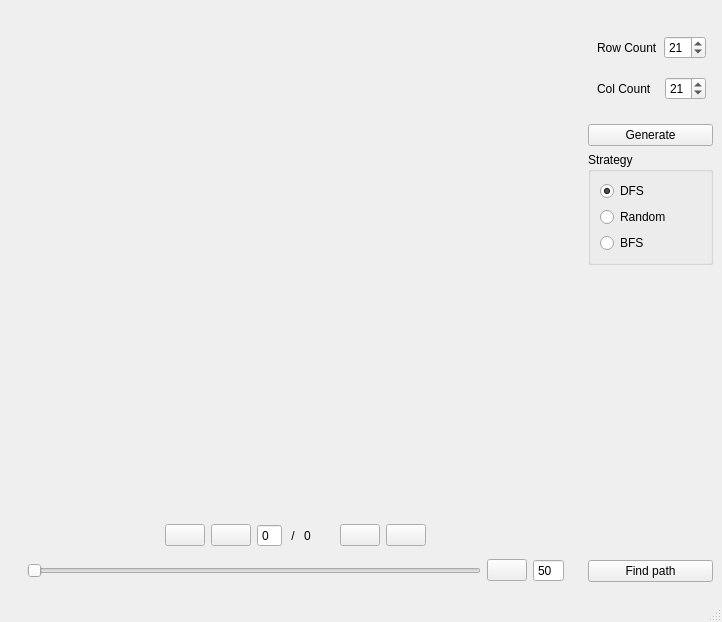
Axqa/Maze, file mainwindow.ui: the form before one commit.
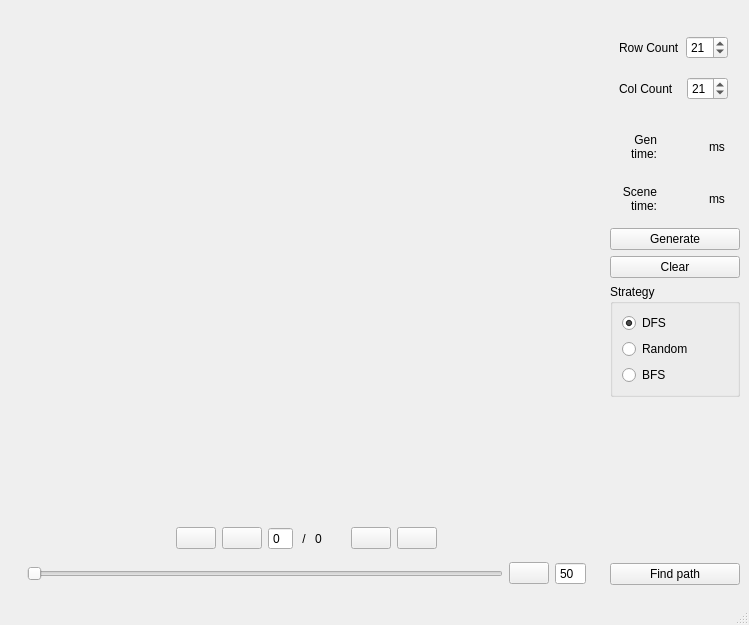
The form after the commit. Icons and pictures are not drawn. Custom widgets are drawn as their Qt base class.

What changed in the file:
```diff
--- a/mainwindow.ui
+++ b/mainwindow.ui
@@ -6,8 +6,8 @@
    <rect>
     <x>0</x>
     <y>0</y>
-    <width>722</width>
-    <height>622</height>
+    <width>749</width>
+    <height>625</height>
    </rect>
   </property>
   <property name="minimumSize">
@@ -116,7 +116,7 @@
             <property name="currentIndex">
              <number>0</number>
             </property>
-            <widget class="QWidget" name="stackedWidget_9Page1" native="true">
+            <widget class="QWidget" name="stackedWidget_9Page1">
              <layout class="QVBoxLayout" name="verticalLayout_4">
               <property name="spacing">
                <number>0</number>
@@ -361,7 +361,7 @@
          <property name="currentIndex">
           <number>0</number>
          </property>
-         <widget class="QWidget" name="stackedWidget_2Page1" native="true">
+         <widget class="QWidget" name="stackedWidget_2Page1">
           <layout class="QVBoxLayout" name="verticalLayout">
            <property name="leftMargin">
             <number>0</number>
@@ -506,6 +506,116 @@
              </layout>
             </widget>
            </item>
+           <item>
+            <widget class="QWidget" name="widget_9" native="true">
+             <property name="minimumSize">
+              <size>
+               <width>0</width>
+               <height>25</height>
+              </size>
+             </property>
+             <layout class="QHBoxLayout" name="horizontalLayout_7">
+              <item>
+               <widget class="QLabel" name="label_4">
+                <property name="text">
+                 <string>Gen
+time:</string>
+                </property>
+                <property name="alignment">
+                 <set>Qt::AlignRight|Qt::AlignTrailing|Qt::AlignVCenter</set>
+                </property>
+               </widget>
+              </item>
+              <item>
+               <widget class="QLabel" name="gen_time_lbl">
+                <property name="minimumSize">
+                 <size>
+                  <width>40</width>
+                  <height>0</height>
+                 </size>
+                </property>
+                <property name="text">
+                 <string/>
+                </property>
+                <property name="textFormat">
+                 <enum>Qt::AutoText</enum>
+                </property>
+                <property name="alignment">
+                 <set>Qt::AlignRight|Qt::AlignTrailing|Qt::AlignVCenter</set>
+                </property>
+               </widget>
+              </item>
+              <item>
+               <widget class="QLabel" name="label_6">
+                <property name="maximumSize">
+                 <size>
+                  <width>22</width>
+                  <height>16777215</height>
+                 </size>
+                </property>
+                <property name="text">
+                 <string>ms</string>
+                </property>
+               </widget>
+              </item>
+             </layout>
+            </widget>
+           </item>
+           <item>
+            <widget class="QWidget" name="widget_12" native="true">
+             <property name="minimumSize">
+              <size>
+               <width>0</width>
+               <height>25</height>
+              </size>
+             </property>
+             <layout class="QHBoxLayout" name="horizontalLayout_8">
+              <item>
+               <widget class="QLabel" name="label_5">
+                <property name="text">
+                 <string>Scene
+time:</string>
+                </property>
+                <property name="alignment">
+                 <set>Qt::AlignRight|Qt::AlignTrailing|Qt::AlignVCenter</set>
+                </property>
+               </widget>
+              </item>
+              <item>
+               <widget class="QLabel" name="scene_time_lbl">
+                <property name="minimumSize">
+                 <size>
+                  <width>40</width>
+                  <height>0</height>
+                 </size>
+                </property>
+                <property name="text">
+                 <string/>
+                </property>
+                <property name="textFormat">
+                 <enum>Qt::AutoText</enum>
+                </property>
+                <property name="alignment">
+                 <set>Qt::AlignRight|Qt::AlignTrailing|Qt::AlignVCenter</set>
+                </property>
+               </widget>
+              </item>
+              <item>
+               <widget class="QLabel" name="label_7">
+                <property name="maximumSize">
+                 <size>
+                  <width>22</width>
+                  <height>16777215</height>
+                 </size>
+                </property>
+                <property name="text">
+                 <string>ms</string>
+                </property>
+               </widget>
+              </item>
+             </layout>
+            </widget>
+           </item>
            <item>
             <widget class="QPushButton" name="gen_btn">
              <property name="text">
@@ -513,6 +623,13 @@
              </property>
             </widget>
            </item>
+           <item>
+            <widget class="QPushButton" name="clear_btn">
+             <property name="text">
+              <string>Clear</string>
+             </property>
+            </widget>
+           </item>
            <item>
             <widget class="QGroupBox" name="groupBox">
              <property name="minimumSize">
@@ -574,16 +691,61 @@
            </item>
           </layout>
          </widget>
-         <widget class="QWidget" name="stackedWidget_2Page2" native="true">
+         <widget class="QWidget" name="stackedWidget_2Page2">
           <layout class="QVBoxLayout" name="verticalLayout_6">
            <item>
-            <widget class="QWidget" name="widget_2" native="true">
+            <widget class="QWidget" name="widget_13" native="true">
              <property name="minimumSize">
               <size>
                <width>0</width>
-               <height>100</height>
+               <height>25</height>
               </size>
              </property>
+             <layout class="QHBoxLayout" name="horizontalLayout_10">
+              <item>
+               <widget class="QLabel" name="label_10">
+                <property name="text">
+                 <string>Gen
+time:</string>
+                </property>
+                <property name="alignment">
+                 <set>Qt::AlignRight|Qt::AlignTrailing|Qt::AlignVCenter</set>
+                </property>
+               </widget>
+              </item>
+              <item>
+               <widget class="QLabel" name="find_time_lbl">
+                <property name="minimumSize">
+                 <size>
+                  <width>40</width>
+                  <height>0</height>
+                 </size>
+                </property>
+                <property name="text">
+                 <string/>
+                </property>
+                <property name="textFormat">
+                 <enum>Qt::AutoText</enum>
+                </property>
+                <property name="alignment">
+                 <set>Qt::AlignRight|Qt::AlignTrailing|Qt::AlignVCenter</set>
+                </property>
+               </widget>
+              </item>
+              <item>
+               <widget class="QLabel" name="label_11">
+                <property name="maximumSize">
+                 <size>
+                  <width>22</width>
+                  <height>16777215</height>
+                 </size>
+                </property>
+                <property name="text">
+                 <string>ms</string>
+                </property>
+               </widget>
+              </item>
+             </layout>
             </widget>
            </item>
            <item>
@@ -620,7 +782,7 @@
     <rect>
      <x>0</x>
      <y>0</y>
-     <width>722</width>
+     <width>749</width>
      <height>25</height>
     </rect>
    </property>
```
